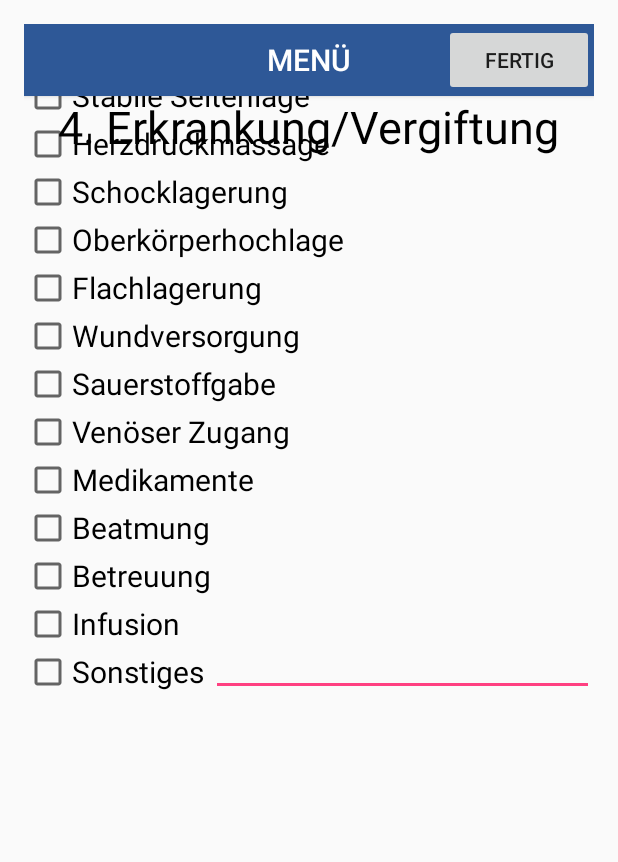
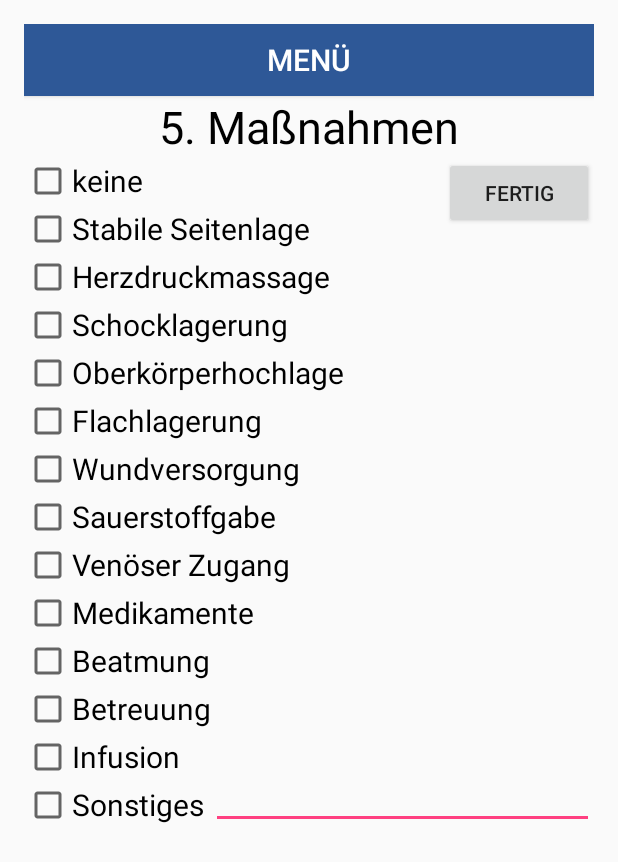
Before and after one commit to NicolasSimonMepa/MEPA, an Android app: the layout activity_massnahmen.xml on its own in the app's theme, with its tools: preview values and no code run, on a phone screen of 412 x 824 dp. Shown: the top 862 px of the screen. Run offline under Robolectric (Android 15) with nearby library versions, the phone set to English and light mode, and no system bars.

Commit message:
Update activity_massnahmen.xml

```diff
--- a/src/main/res/layout/activity_massnahmen.xml
+++ b/src/main/res/layout/activity_massnahmen.xml
@@ -24,11 +24,11 @@
     <TextView
         android:layout_width="wrap_content"
         android:layout_height="wrap_content"
-        android:text="@string/txtv_erkrankung"
-        android:id="@+id/textView"
-        android:textSize="30sp"
+        android:text="@string/txtv_maßnahmen"
+        android:id="@+id/textView2"
         android:layout_below="@+id/btn_menu"
         android:layout_centerHorizontal="true"
+        android:textSize="30sp"
         android:textColor="#000000" />
 
     <CheckBox
```
